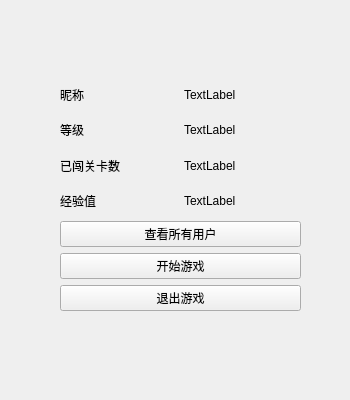
Poeroz/wordgame, file playerreadywidget.ui: the form before one commit.
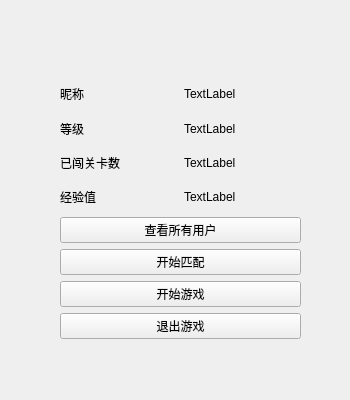
The form after the commit.

Commit message: now can match!

Patch:
```diff
--- a/playerreadywidget.ui
+++ b/playerreadywidget.ui
@@ -19,7 +19,7 @@
      <x>60</x>
      <y>80</y>
      <width>241</width>
-     <height>231</height>
+     <height>259</height>
     </rect>
    </property>
    <layout class="QVBoxLayout" name="verticalLayout">
@@ -90,6 +90,13 @@
       </property>
      </widget>
     </item>
+    <item>
+     <widget class="QPushButton" name="matchBtn">
+      <property name="text">
+       <string>开始匹配</string>
+      </property>
+     </widget>
+    </item>
     <item>
      <widget class="QPushButton" name="startBtn">
       <property name="text">
```
The commit also changes 11 other files.
